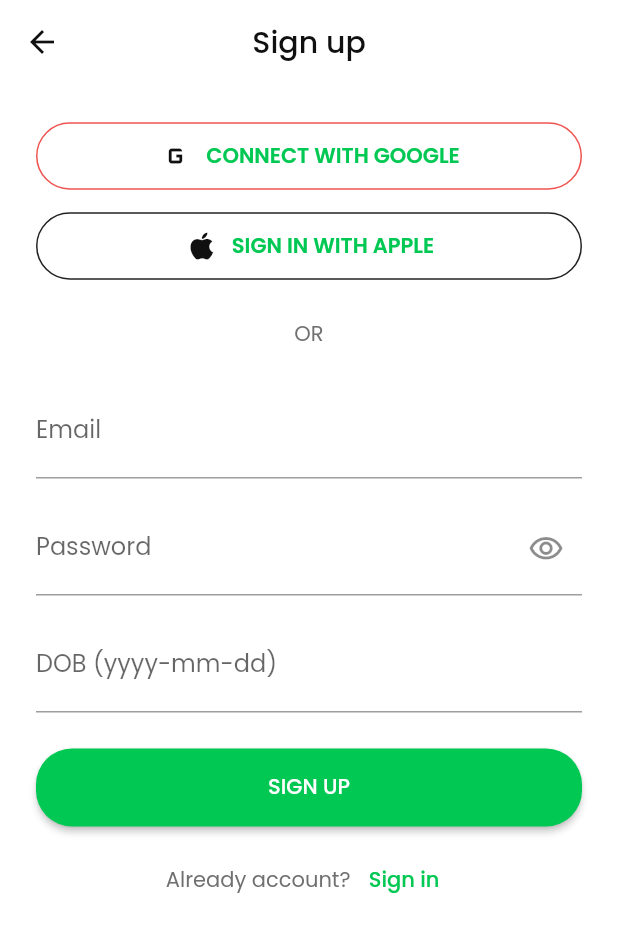
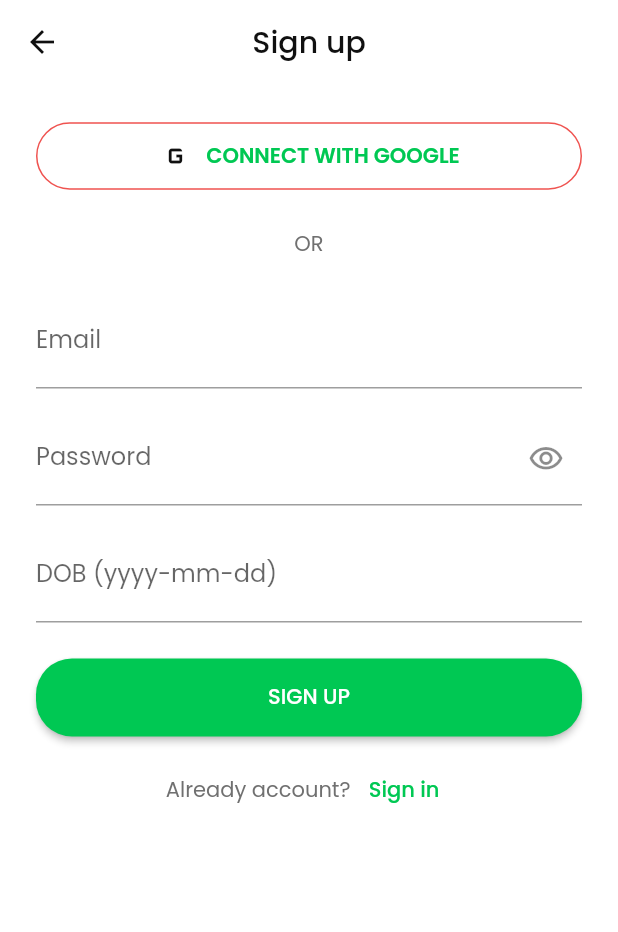
Before and after one commit to thuylanh04/money, a Flutter app: the SignUpScreen screen opened by its route, on a phone screen of 412 x 824 dp. Shown: the top 932 px of the screen. Run offline on Flutter 3.47's test engine with Material 3 defaults, Android fonts, the phone set to English and light mode, and no system bars; our stand-ins replace google_fonts, image_picker.

Commit message:
sign up api

```diff
--- a/lib/config/env_config.dart
+++ b/lib/config/env_config.dart
@@ -1,4 +1,4 @@
 class EnvConfig {
-  static const String apiBaseUrl = 'https://a63f923336f4.ngrok-free.app';
+  static const String apiBaseUrl = 'https://e34b199081e2.ngrok-free.app';
   static const bool useMock = false;
 }
--- a/lib/views/screens/login_screen.dart
+++ b/lib/views/screens/login_screen.dart
@@ -82,11 +82,11 @@ class _LoginScreenState extends State<LoginScreen> {
                   icon: Icons.g_mobiledata,
                   borderColor: Colors.red.shade400,
                 ),
-                const SizedBox(height: 12),
-                const _SocialButton(
-                  label: 'SIGN IN WITH APPLE',
-                  icon: Icons.apple,
-                ),
+                // const SizedBox(height: 12),
+                // const _SocialButton(
+                //   label: 'SIGN IN WITH APPLE',
+                //   icon: Icons.apple,
+                // ),
                 const SizedBox(height: 24),
                 const Center(child: Text('OR')),
                 const SizedBox(height: 24),
--- a/lib/views/screens/signup_screen.dart
+++ b/lib/views/screens/signup_screen.dart
@@ -1,4 +1,5 @@
 import 'package:flutter/material.dart';
+import 'package:flutter/services.dart';
 
 import '../../repositories/auth_repository.dart';
 import '../../theme/app_theme.dart';
@@ -95,11 +96,11 @@ class _SignUpScreenState extends State<SignUpScreen> {
                   icon: Icons.g_mobiledata,
                   borderColor: Colors.red.shade400,
                 ),
-                const SizedBox(height: 12),
-                const _SocialButton(
-                  label: 'SIGN IN WITH APPLE',
-                  icon: Icons.apple,
-                ),
+                // const SizedBox(height: 12),
+                // const _SocialButton(
+                //   label: 'SIGN IN WITH APPLE',
+                //   icon: Icons.apple,
+                // ),
                 const SizedBox(height: 24),
                 const Center(
                   child: Text(
@@ -134,6 +135,10 @@ class _SignUpScreenState extends State<SignUpScreen> {
                 _TextField(
                   controller: _dobController,
                   label: 'DOB (yyyy-mm-dd)',
+                  inputFormatters: [
+                    FilteringTextInputFormatter.digitsOnly,
+                    _DobInputFormatter(),
+                  ],
                 ),
                 const SizedBox(height: 24),
                 ElevatedButton(
@@ -209,12 +214,14 @@ class _TextField extends StatelessWidget {
   final String label;
   final bool obscureText;
   final Widget? suffixIcon;
+  final List<TextInputFormatter>? inputFormatters;
 
   const _TextField({
     required this.controller,
     required this.label,
     this.obscureText = false,
     this.suffixIcon,
+    this.inputFormatters,
   });
 
   @override
@@ -222,6 +229,7 @@ class _TextField extends StatelessWidget {
     return TextField(
       controller: controller,
       obscureText: obscureText,
+      inputFormatters: inputFormatters,
       decoration: InputDecoration(
         labelText: label,
         suffixIcon: suffixIcon,
@@ -229,3 +237,31 @@ class _TextField extends StatelessWidget {
     );
   }
 }
+
+class _DobInputFormatter extends TextInputFormatter {
+  @override
+  TextEditingValue formatEditUpdate(
+    TextEditingValue oldValue,
+    TextEditingValue newValue,
+  ) {
+    // Only digits are allowed by FilteringTextInputFormatter, so we just format.
+    var digits = newValue.text.replaceAll(RegExp(r'[^0-9]'), '');
+    if (digits.length > 8) {
+      digits = digits.substring(0, 8);
+    }
+
+    var buffer = StringBuffer();
+    for (var i = 0; i < digits.length; i++) {
+      buffer.write(digits[i]);
+      if (i == 3 || i == 5) {
+        buffer.write('-');
+      }
+    }
+
+    final formatted = buffer.toString();
+    return TextEditingValue(
+      text: formatted,
+      selection: TextSelection.collapsed(offset: formatted.length),
+    );
+  }
+}
```
Also changed, not shown: lib/models/category_fe.dart (added, +27 -0 lines), lib/models/transaction_request.dart (added, +32 -0 lines), lib/repositories/auth_repository.dart (+11 -4 lines), lib/services/auth_service.dart (+13 -8 lines), lib/views/screens/account_screen.dart (+12 -4 lines).
